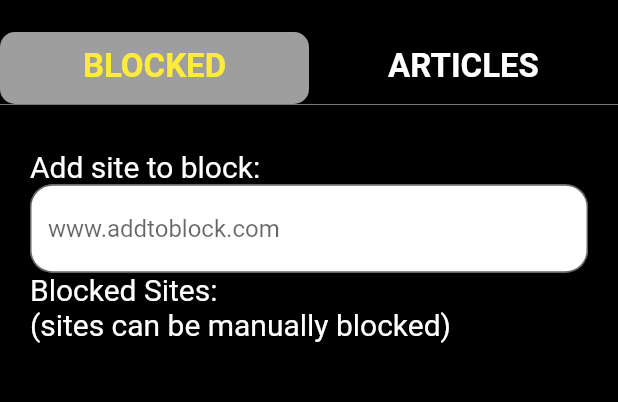
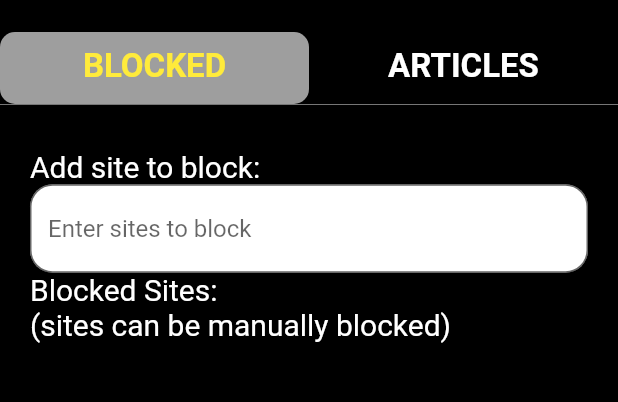
Before and after one commit to aaaggabao/fortify, a Flutter app: the HomePage screen opened directly, on a phone screen of 412 x 824 dp, the part 82-484 px from its top. Run offline on Flutter 3.47's test engine with Material 2 defaults, Android fonts, the phone set to English and light mode, and no system bars; our stand-ins replace parse_server_sdk_flutter, permission_handler, shared_preferences; missing offline and left inert: flutter_sms; accounts and stored records are empty; network calls fail.

Commit message:
auto refresh

```diff
--- a/lib/home.dart
+++ b/lib/home.dart
@@ -1,4 +1,5 @@
 import 'package:flutter/material.dart';
+import 'package:flutter/scheduler.dart';
 import 'package:parse_server_sdk_flutter/parse_server_sdk.dart';
 
 import 'Article.dart';
@@ -16,6 +17,7 @@ class _HomePageState extends State<HomePage> {
   late Future<List<Article>> futureArticle;
   late Future<List<BlockedUrl>> futureBlockedUrl;
   late TextEditingController _controller;
+  int i = 0;
 
   Future<List<Article>> fetchArticles() async {
     final QueryBuilder<ParseObject> parseQuery =
@@ -64,6 +66,9 @@ class _HomePageState extends State<HomePage> {
     } else {
       print(parseResponse.error);
     }
+    setState(() {
+      futureBlockedUrl = fetchBlockedUrl();
+    });
   }
 
   Future<void> updateStatus(String value, String objectId) async {
@@ -71,10 +76,6 @@ class _HomePageState extends State<HomePage> {
       ..objectId = objectId
       ..set('Enabled', value);
     await blockedUrl.save();
-    setState() {
-      futureBlockedUrl =fetchBlockedUrl();
-    }
-    print(futureBlockedUrl);
   }
 
   @override
@@ -83,7 +84,6 @@ class _HomePageState extends State<HomePage> {
     _controller = TextEditingController();
     futureBlockedUrl = fetchBlockedUrl();
   }
-
 
   @override
   void dispose() {
@@ -94,6 +94,7 @@ class _HomePageState extends State<HomePage> {
    @override
   Widget build(BuildContext context) {
     return Scaffold(
+      resizeToAvoidBottomInset: false,
       appBar: AppBar(
         automaticallyImplyLeading: false,
         title: Row(
@@ -181,7 +182,7 @@ class _HomePageState extends State<HomePage> {
                                  },
                                 keyboardType: TextInputType.url,
                                 decoration: const InputDecoration(
-                                  hintText: 'www.addtoblock.com',
+                                  hintText: 'Enter sites to block',
                                   border: OutlineInputBorder(
                                     borderRadius: BorderRadius.all(
                                       Radius.circular(15.0),
@@ -220,7 +221,9 @@ class _HomePageState extends State<HomePage> {
                                 ),
                               ),
                             ),
-                            SingleChildScrollView(
+                            Container(
+                              height: 350,
+                              child: SingleChildScrollView(
                                   child: FutureBuilder<List<BlockedUrl>>(
                                     future: futureBlockedUrl,
                                     builder: (context, snapshot) {
@@ -233,34 +236,7 @@ class _HomePageState extends State<HomePage> {
                                       }
                                       if (snapshot.hasData) {
                                         print("Data 3");
-                                      // return Column(
-                                      //   children:
-                                      //   List.generate(snapshot.data!.length,
-                                      //      (index) {
-                                      //      String x = snapshot.data![index].enabled.toString();
-                                      //        return Row(
-                                      //          children: [
-                                      //            Text(x, style: TextStyle(color: Colors.white),),
-                                      //            Transform.scale(
-                                      //                scale: 2.0,
-                                      //                child: Switch(
-                                      //                  value: snapshot.data?[index].enabled.toString()  == true.toString().toLowerCase(),
-                                      //                  onChanged: (value) async {
-                                      //                    print(value);
-                                      //                    var objectId = snapshot.data![index].objectId;
-                                      //                    updateStatus(value.toString(), objectId);
-                                      //                    print(futureBlockedUrl);
-                                      //                  },
-                                      //                  activeTrackColor: Colors.white,
-                                      //                  activeColor: Colors.yellow,
-                                      //                  inactiveTrackColor: Colors.white,
-                                      //                  inactiveThumbColor: Colors.grey,
-                                      //                )),
-                                      //          ],
-                                      //        );
-                                      //      }
-                                      //   ),
-                                      // );
+
                                       }
                                       return snapshot.connectionState == ConnectionState.waiting
                                           ? const Center(child: CircularProgressIndicator())
@@ -271,18 +247,21 @@ class _HomePageState extends State<HomePage> {
                                               children: [
                                                 Padding(
                                                   padding: const EdgeInsets.only(
-                                                  left: 10,
-                                                  right: 10,
+                                                    left: 20,
+                                                    right: 20,
                                                   ),
                                                   child: Transform.scale(
                                                       scale: 2.0,
                                                       child: Switch(
                                                         value: snapshot.data?[index].enabled.toString()  == true.toString().toLowerCase(),
-                                                      onChanged: (value) async {
+                                                        onChanged: (value) {
                                                           print(value);
                                                           var objectId = snapshot.data![index].objectId;
                                                           updateStatus(value.toString(), objectId);
-                                                        print(futureBlockedUrl);
+                                                          SchedulerBinding.instance
+                                                              .addPostFrameCallback((_) => setState(() {
+                                                            futureBlockedUrl = fetchBlockedUrl();
+                                                          }));
                                                         },
                                                         activeTrackColor: Colors.white,
                                                         activeColor: Colors.yellow,
@@ -308,6 +287,7 @@ class _HomePageState extends State<HomePage> {
                                         ),
                                       );
                                     },
+                                  ),
                                 ),
                             ),
 
```
Also changed, not shown: 1 other file. Lines whose indentation alone changed are shown as unchanged.
